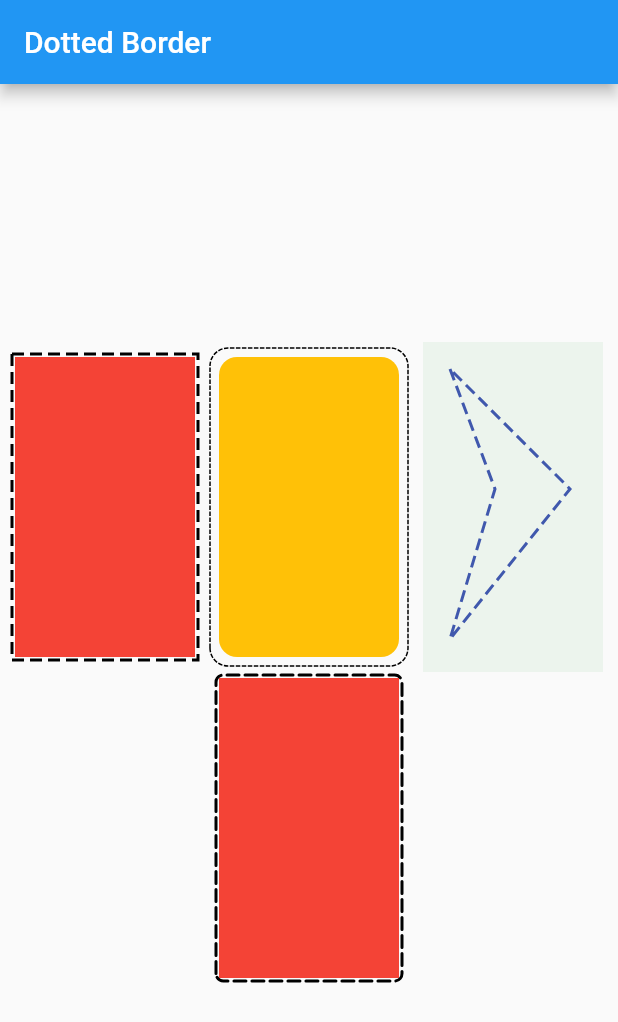
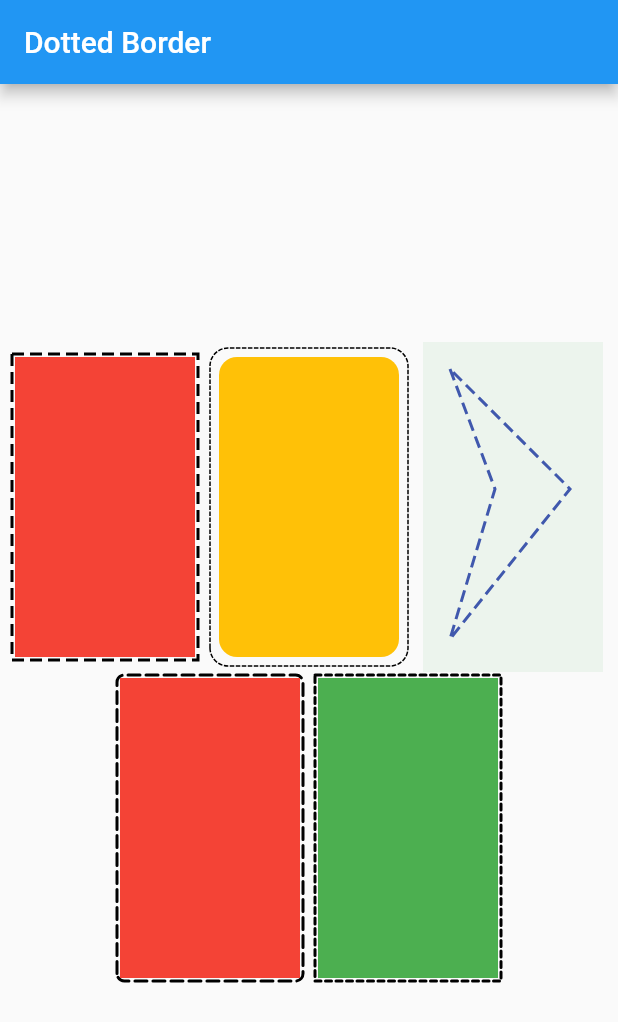
Before and after one commit to ajilo297/Flutter-Dotted-Border, a Flutter app: the screen it shows after launch, on a phone screen of 412 x 824 dp. Shown: the top 1022 px of the screen. Run offline on Flutter 3.47's test engine with Material 2 defaults, Android fonts, the phone set to English and light mode, and no system bars; our stand-ins replace path_drawing.

```diff
--- a/example/lib/main.dart
+++ b/example/lib/main.dart
@@ -25,6 +25,7 @@ class MyApp extends StatelessWidget {
                     roundedRectBorderWidget,
                     customBorder,
                     roundStrokeCap,
+                    solidBorder,
                   ],
                 ),
               ),
@@ -96,4 +97,17 @@ class MyApp extends StatelessWidget {
       ),
     );
   }
+
+  Widget get solidBorder {
+    return DottedBorder(
+      dashPattern: [4, 3],
+      strokeWidth: 2,
+      strokeCap: StrokeCap.round,
+      child: Container(
+        color: Colors.green,
+        height: 200,
+        width: 120,
+      ),
+    );
+  }
 }
```
Also changed, not shown: lib/dotted_border.dart (+9 -0 lines), example/pubspec.lock, pubspec.lock, 1 other file.
